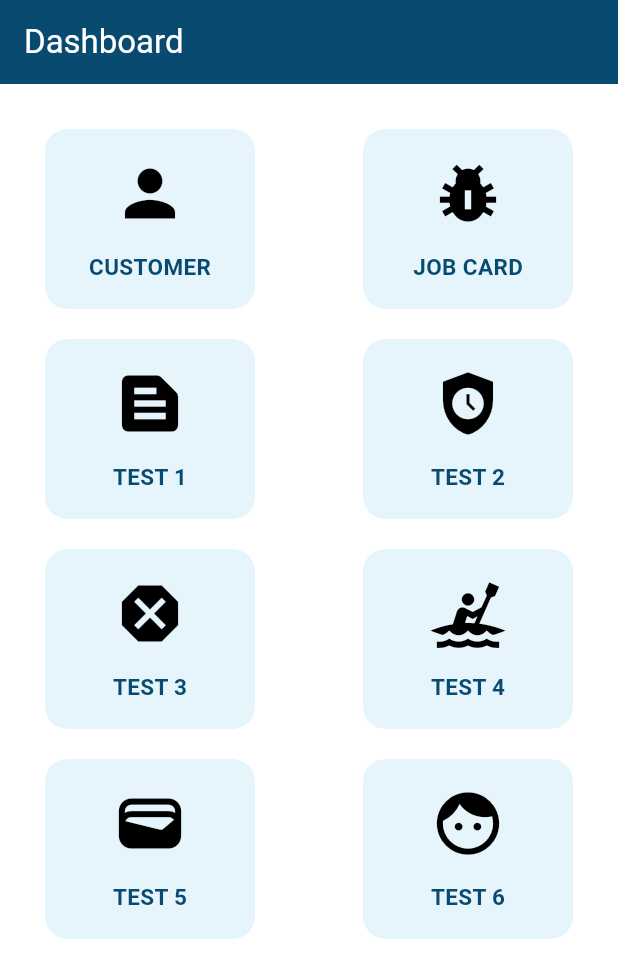
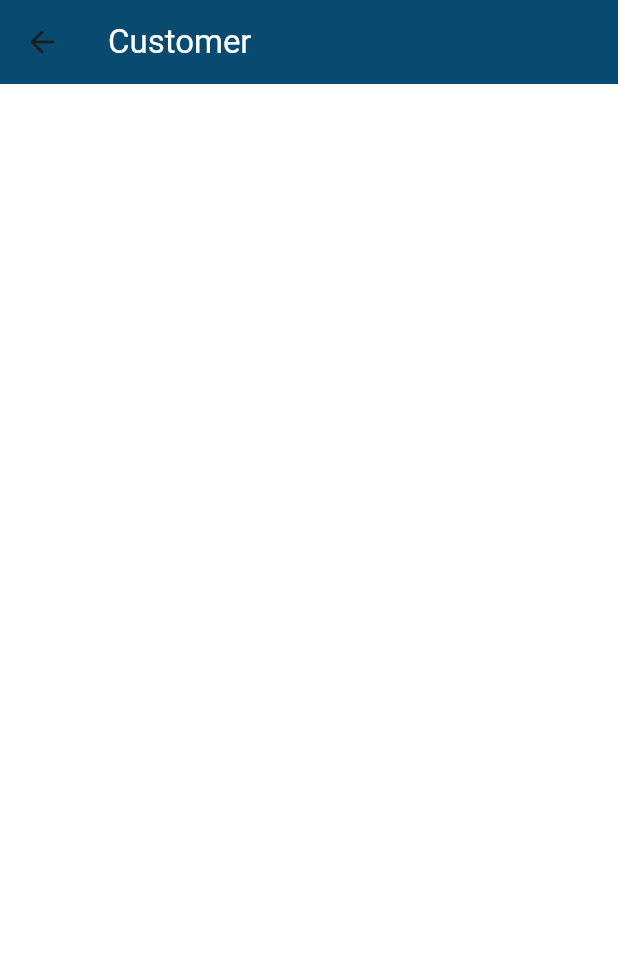
Before and after one commit to HashiniDivyanjanee/Vehicle_Service_App, a Flutter app: the Home screen opened by its route, after a tap on "CUSTOMER", on a phone screen of 412 x 824 dp. Shown: the top 978 px of the screen. Run offline on Flutter 3.47's test engine with Material 3 defaults, Android fonts, the phone set to English and light mode, and no system bars; our stand-ins replace bloc, dio, equatable, flutter_bloc, go_router, shimmer.

Commit message:
Created App Bar Widgets

```diff
--- a/lib/src/config/routes/app_rout_config.dart
+++ b/lib/src/config/routes/app_rout_config.dart
@@ -1,6 +1,7 @@
 import 'package:flutter/material.dart';
 import 'package:go_router/go_router.dart';
 import 'package:vehicle_service_app/src/config/routes/app_rout_cons.dart';
+import 'package:vehicle_service_app/src/presentation/screen/customer.dart';
 import 'package:vehicle_service_app/src/presentation/screen/home.dart';
 import 'package:vehicle_service_app/src/presentation/screen/job_details.dart';
 import 'package:vehicle_service_app/src/presentation/screen/login.dart';
@@ -36,5 +37,12 @@ final GoRouter router = GoRouter(
         return MaterialPage(child: JobDetails());
       },
     ),
+    GoRoute(
+      name: MyAppRouteConstants.customer,
+      path: '/customer',
+      pageBuilder: (context, state) {
+        return MaterialPage(child: Customer());
+      },
+    )
   ],
 );
--- a/lib/src/config/routes/app_rout_cons.dart
+++ b/lib/src/config/routes/app_rout_cons.dart
@@ -2,4 +2,5 @@ class MyAppRouteConstants {
   static const String homeRoute = 'home';
   static const String loginRoute = 'login';
   static const String job_detailsRoute = 'job_details';
+  static const String customer = 'customer';
 }
--- /dev/null
+++ b/lib/src/presentation/screen/customer.dart
@@ -0,0 +1,20 @@
+import 'package:flutter/material.dart';
+import 'package:vehicle_service_app/src/presentation/widgets/app_bar_widget.dart';
+
+class Customer extends StatefulWidget {
+  const Customer({super.key});
+
+  @override
+  State<Customer> createState() => _CustomerState();
+}
+
+class _CustomerState extends State<Customer> {
+  @override
+  Widget build(BuildContext context) {
+    return Scaffold(
+      appBar: const AppBarWidget(
+        appBarName: 'Customer',
+      ),
+    );
+  }
+}
--- a/lib/src/presentation/screen/home.dart
+++ b/lib/src/presentation/screen/home.dart
@@ -1,6 +1,7 @@
 import 'package:flutter/material.dart';
-import 'package:flutter/widgets.dart';
-import 'package:vehicle_service_app/src/constant/themes.dart';
+import 'package:go_router/go_router.dart';
+import 'package:vehicle_service_app/src/config/routes/app_rout_cons.dart';
+import 'package:vehicle_service_app/src/presentation/widgets/app_bar_widget.dart';
 import 'package:vehicle_service_app/src/presentation/widgets/card_widget.dart';
 
 class Home extends StatelessWidget {
@@ -9,14 +10,8 @@ class Home extends StatelessWidget {
   @override
   Widget build(BuildContext context) {
     return Scaffold(
-      appBar: AppBar(
-        backgroundColor: AppThemes.PrimaryColor,
-        title: const Text(
-          'Dashboard',
-          style: TextStyle(color: Colors.white),
-        ),
-      ),
-      body: const Padding(
+      appBar: AppBarWidget(appBarName: 'Dashboard',),
+      body: Padding(
         padding: EdgeInsets.all(30.0),
         child: Scrollbar(
           thumbVisibility: true,
@@ -28,14 +23,20 @@ class Home extends StatelessWidget {
                   Card_Widget(
                       cardname: 'CUSTOMER',
                       card_icon: Icons.person,
-                  ),
+                      callback: () {
+                        GoRouter.of(context)
+                            .pushNamed(MyAppRouteConstants.customer);
+                      }),
                   Card_Widget(
                       cardname: 'JOB CARD',
                       card_icon: Icons.pest_control,
-                  ),
+                      callback: () {
+                        GoRouter.of(context)
+                            .pushNamed(MyAppRouteConstants.job_detailsRoute);
+                      }),
                 ],
               ),
-              SizedBox(
+              const SizedBox(
                 height: 20,
               ),
               Row(
@@ -44,14 +45,21 @@ class Home extends StatelessWidget {
                   Card_Widget(
                     cardname: 'TEST 1',
                     card_icon: Icons.text_snippet,
+                    callback: () {
+                      GoRouter.of(context)
+                          .pushNamed(MyAppRouteConstants.job_detailsRoute);
+                    },
                   ),
                   Card_Widget(
                       cardname: 'TEST 2',
                       card_icon: Icons.safety_check,
-                  ),
+                      callback: () {
+                        GoRouter.of(context)
+                            .pushNamed(MyAppRouteConstants.job_detailsRoute);
+                      }),
                 ],
               ),
-              SizedBox(
+              const SizedBox(
                 height: 20,
               ),
               Row(
@@ -60,14 +68,20 @@ class Home extends StatelessWidget {
                   Card_Widget(
                       cardname: 'TEST 3',
                       card_icon: Icons.dangerous,
-                  ),
+                      callback: () {
+                        GoRouter.of(context)
+                            .pushNamed(MyAppRouteConstants.job_detailsRoute);
+                      }),
                   Card_Widget(
                       cardname: 'TEST 4',
                       card_icon: Icons.kayaking,
-                  ),
+                      callback: () {
+                        GoRouter.of(context)
+                            .pushNamed(MyAppRouteConstants.job_detailsRoute);
+                      }),
                 ],
               ),
-              SizedBox(
+              const SizedBox(
                 height: 20,
               ),
               Row(
@@ -76,11 +90,17 @@ class Home extends StatelessWidget {
                   Card_Widget(
                       cardname: 'TEST 5',
                       card_icon: Icons.wallet,
-                  ),
+                      callback: () {
+                        GoRouter.of(context)
+                            .pushNamed(MyAppRouteConstants.job_detailsRoute);
+                      }),
                   Card_Widget(
                       cardname: 'TEST 6',
                       card_icon: Icons.face,
-                  ),
+                      callback: () {
+                        GoRouter.of(context)
+                            .pushNamed(MyAppRouteConstants.job_detailsRoute);
+                      }),
                 ],
               ),
             ]),
--- /dev/null
+++ b/lib/src/presentation/widgets/app_bar_widget.dart
@@ -0,0 +1,26 @@
+import 'package:flutter/material.dart';
+import 'package:vehicle_service_app/src/constant/themes.dart';
+
+class AppBarWidget extends StatelessWidget implements PreferredSizeWidget {
+  final String appBarName;
+
+  const AppBarWidget({
+    super.key,
+    required this.appBarName,
+  });
+
+  @override
+  Widget build(BuildContext context) {
+    return AppBar(
+      title: Text(
+        appBarName,
+        style: TextStyle(color: Colors.white),
+      ),
+      backgroundColor: AppThemes.PrimaryColor,
+
+    );
+  }
+
+  @override
+  Size get preferredSize => const Size.fromHeight(kToolbarHeight);
+}
--- a/lib/src/presentation/widgets/card_widget.dart
+++ b/lib/src/presentation/widgets/card_widget.dart
@@ -4,37 +4,38 @@ import 'package:vehicle_service_app/src/constant/themes.dart';
 class Card_Widget extends StatelessWidget {
   final String cardname;
   final IconData card_icon;
-
+  final VoidCallback callback;
 
   const Card_Widget({
     super.key,
     required this.cardname,
     required this.card_icon,
+    required this.callback,
   });
 
   @override
   Widget build(BuildContext context) {
-    return GestureDetector(onTap: () {
-
-    },
+    return GestureDetector(
+      onTap: callback,
       child: Container(
         height: 120,
         width: 140,
         decoration: BoxDecoration(
             color: AppThemes.cardBackgroundColor,
             borderRadius: BorderRadius.circular(15)),
-        child:  Padding(
-          padding: EdgeInsets.all(18.0),
+        child: Padding(
+          padding:  EdgeInsets.all(18.0),
           child: Column(
             mainAxisAlignment: MainAxisAlignment.spaceBetween,
             children: [
               Icon(
                 card_icon,
-                size: 50,color: Colors.black,
+                size: 50,
+                color: Colors.black,
               ),
               Text(
                 cardname,
-                style: TextStyle(
+                style:  TextStyle(
                     color: AppThemes.PrimaryColor,
                     fontSize: 15,
                     fontWeight: FontWeight.bold),
```
Lines whose indentation alone changed are shown as unchanged.
